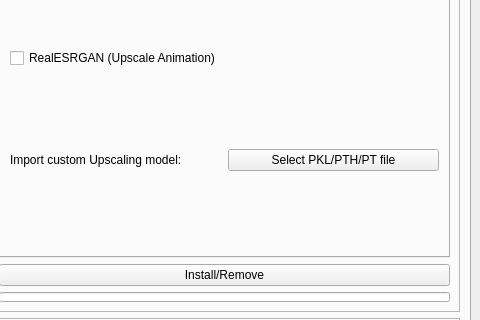
Before: the Qt Designer form mainwindow.ui in TNTwise/REAL-Video-Enhancer, drawn with Qt 5; both pictures show x 714 to 1194 and y 237 to 557 of the 1194 by 859 pixel window.
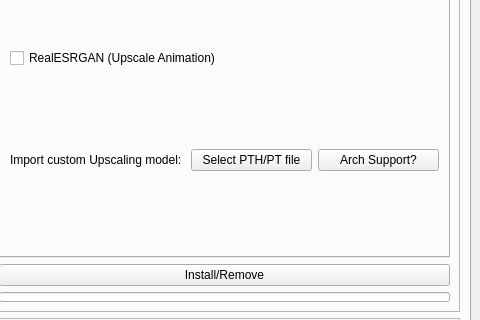
After: the same form once the commit is applied. The open tabs and pages were chosen to show the change. Icons and pictures are not drawn.

Commit message: add arch support button

The edit to the form file:
```diff
--- a/mainwindow.ui
+++ b/mainwindow.ui
@@ -922,7 +922,14 @@
                      <item>
                       <widget class="QPushButton" name="PyTorchModelSelectButton">
                        <property name="text">
-                        <string>Select PKL/PTH/PT file</string>
+                        <string>Select PTH/PT file</string>
+                       </property>
+                      </widget>
+                     </item>
+                     <item>
+                      <widget class="QPushButton" name="cudaArchSupportButton">
+                       <property name="text">
+                        <string>Arch Support?</string>
                        </property>
                       </widget>
                      </item>
```
Left out of the diff: 4 changed lines with no effect on the pictures. The commit also changes 2 other files.
